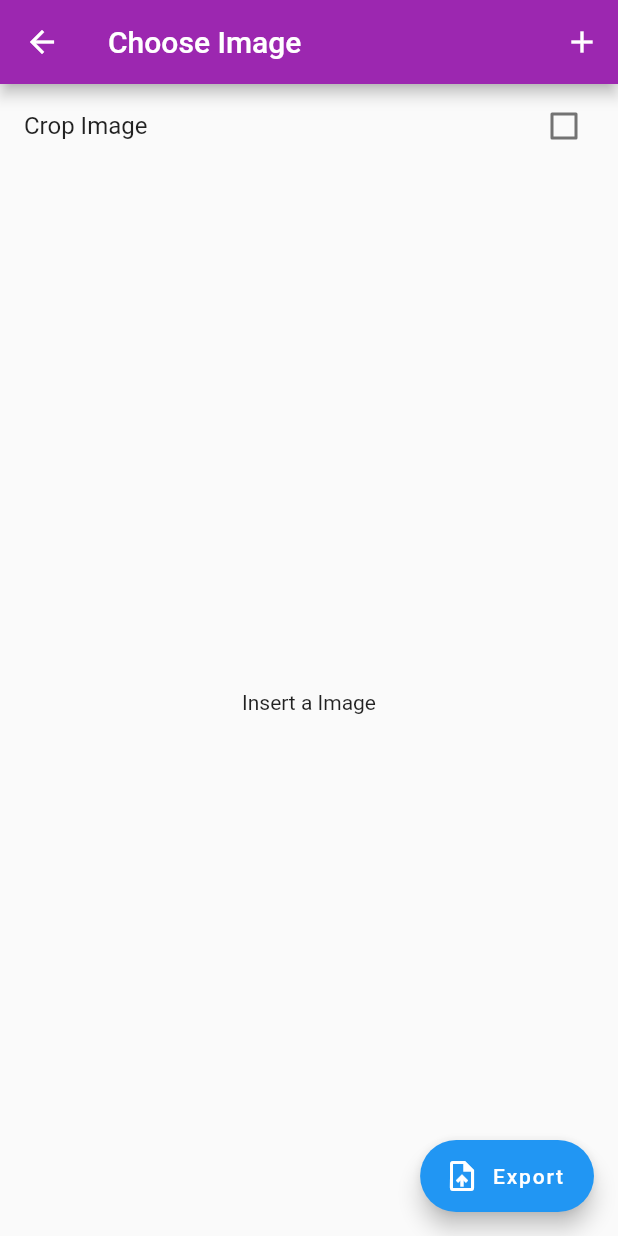
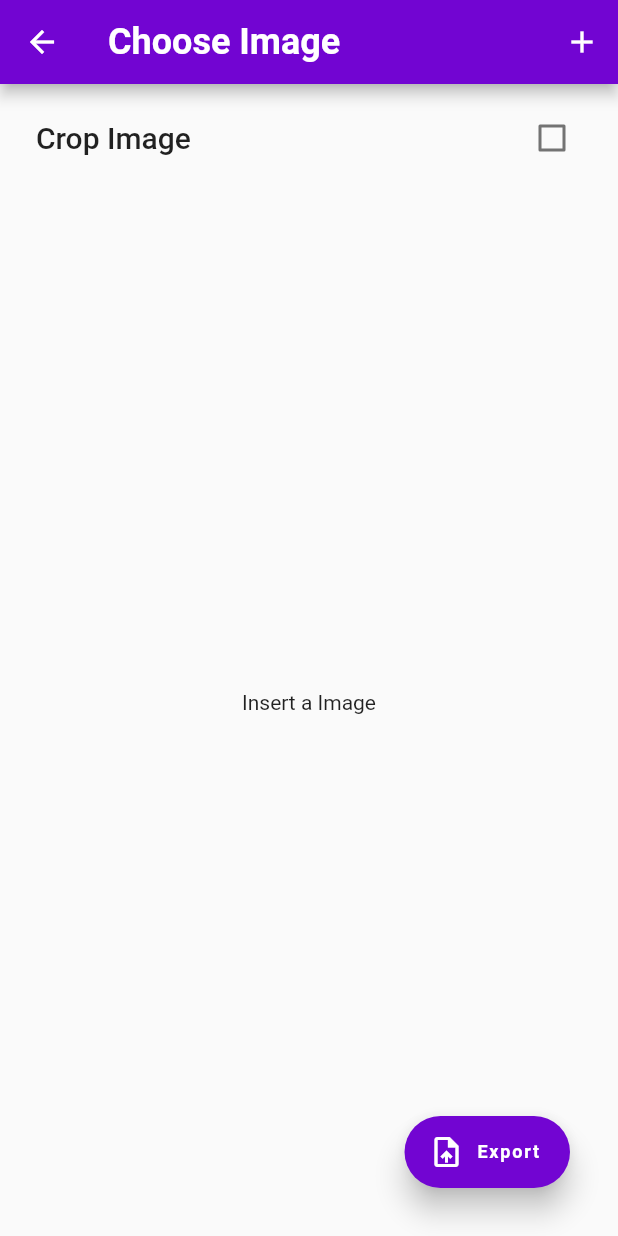
Before and after one commit to askbuddie/easy-scan, a Flutter app: the ImageToPdf screen opened directly, on a phone screen of 412 x 824 dp. Run offline on Flutter 3.47's test engine with Material 2 defaults, Android fonts, the phone set to English and light mode, and no system bars; our stand-ins replace image_cropper, image_picker, pdf, permission_handler.

Commit message:
UI CHANGES

```diff
--- a/lib/Utils/constants.dart
+++ b/lib/Utils/constants.dart
@@ -1,5 +1,6 @@
 import 'package:flutter/material.dart';
 
-const primaryColor = Colors.purple;
+const primaryColor = Color.fromRGBO(114, 5, 210, 1);
+const secondaryColor = Color.fromRGBO(227, 4, 37, 1);
 const textStyle = TextStyle(color: Colors.white);
 const pdfPathAndroid = "storage/emulated/0/Easy Scan";
--- a/lib/main.dart
+++ b/lib/main.dart
@@ -10,6 +10,7 @@ class MyApp extends StatelessWidget {
   @override
   Widget build(BuildContext context) {
     return MaterialApp(
+      debugShowCheckedModeBanner: false,
       title: 'EasyScan',
       theme: ThemeData(
         primaryColor: primaryColor,
--- a/lib/screens/images_to_pdf.dart
+++ b/lib/screens/images_to_pdf.dart
@@ -1,4 +1,5 @@
 import 'dart:io';
+import 'package:EasyScan/Utils/constants.dart';
 import 'package:EasyScan/Utils/methods.dart';
 import 'package:flutter/material.dart';
 import 'package:image_picker/image_picker.dart';
@@ -32,7 +33,9 @@ class _ImageToPdfState extends State<ImageToPdf> {
   @override
   Widget build(BuildContext context) {
     return Scaffold(
-      floatingActionButton: FloatingActionButton.extended(
+        floatingActionButton: Padding(
+          padding: const EdgeInsets.all(16.0),
+          child: FloatingActionButton.extended(
             onPressed: () {
               (_images.isNotEmpty)
                   ? exportPdf(_images)
@@ -52,20 +55,38 @@ class _ImageToPdfState extends State<ImageToPdf> {
                         );
                       });
             },
+            backgroundColor: primaryColor,
+            splashColor: secondaryColor,
+            elevation: 8.0,
             icon: const Icon(Icons.upload_file),
-        label: const Text('Export'),
+            label: const Text(
+              'Export',
+              style: TextStyle(
+                  color: Colors.white,
+                  fontSize: 12,
+                  fontWeight: FontWeight.w700),
+            ),
+          ),
         ),
         appBar: AppBar(
-        title: const Text('Choose Image'),
+          title: const Text(
+            'Choose Image',
+            style: TextStyle(fontSize: 24, fontWeight: FontWeight.bold),
+          ),
           actions: [
             IconButton(
                 icon: const Icon(Icons.add), onPressed: getImageFromGallery)
           ],
         ),
-      body: Column(
+        body: Padding(
+          padding: const EdgeInsets.all(8.0),
+          child: Column(
             children: [
               CheckboxListTile(
-              title: const Text('Crop Image'),
+                  checkColor: secondaryColor,
+                  title: const Text('Crop Image',
+                      style:
+                          TextStyle(fontSize: 20, fontWeight: FontWeight.w500)),
                   value: _cropImage,
                   onChanged: (crop) {
                     setState(() {
@@ -76,7 +97,7 @@ class _ImageToPdfState extends State<ImageToPdf> {
               //TODO:make ui better
             ],
           ),
-    );
+        ));
   }
 
   Widget _buildImageList(BuildContext context) {
```
Also changed, not shown: lib/screens/home_screen.dart (+10 -5 lines), lib/screens/scan_and_convert.dart (+10 -2 lines), lib/widgets/home_card.dart (+10 -8 lines). Lines whose indentation alone changed are shown as unchanged.
